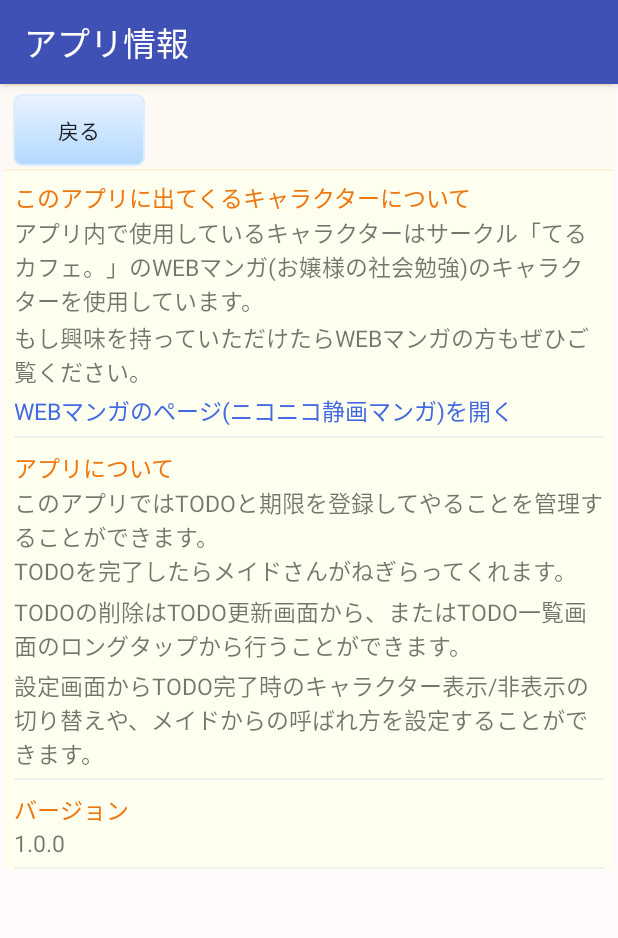
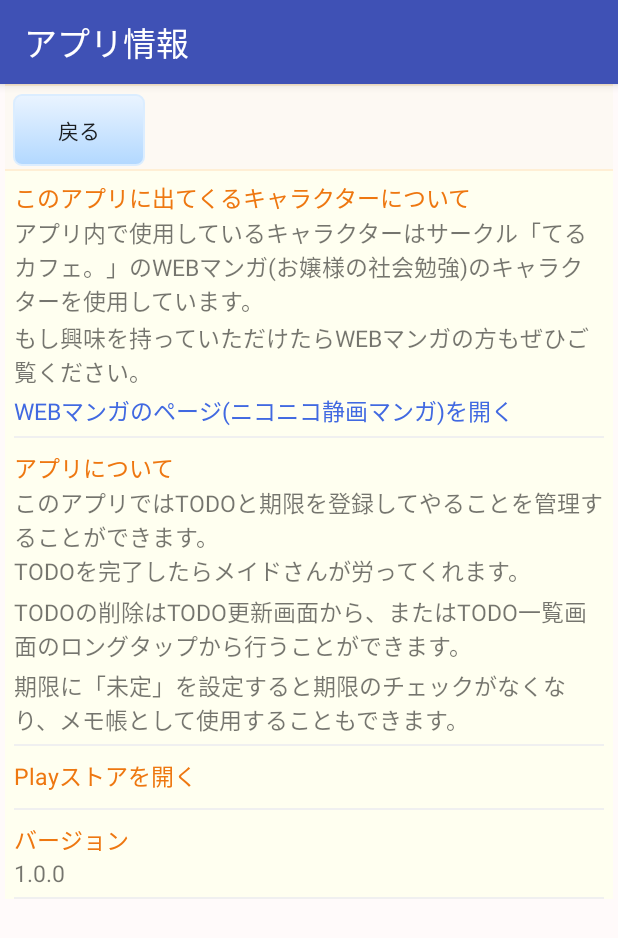
Before and after one commit to ryo-hoshi/TodoSupportLady, an Android app: the screen it shows after launch (InfoActivity), after a tap on an icon or button, on a phone screen of 412 x 824 dp. Shown: the top 938 px of the screen. Run offline under Robolectric (Android 15) with nearby library versions, the phone set to English and light mode, and no system bars.

Commit message:
release modify

```diff
--- a/app/build.gradle
+++ b/app/build.gradle
@@ -8,7 +8,7 @@ android {
         applicationId "apl.r_m_unt.todosupportlady"
         minSdkVersion 19
         targetSdkVersion 28
-        versionCode 1
+        versionCode 3
         versionName "1.0.0"
         testInstrumentationRunner "android.support.test.runner.AndroidJUnitRunner"
 
--- a/app/src/main/java/apl/r_m_unt/todosupportlady/info/InfoFragment.java
+++ b/app/src/main/java/apl/r_m_unt/todosupportlady/info/InfoFragment.java
@@ -17,8 +17,9 @@ import apl.r_m_unt.todosupportlady.R;
  */
 public class InfoFragment extends Fragment {
 
-    private TextView textView_circleInfoRead;
+    private TextView textViewCircleInfoRead;
     private Button buttonBack;
+    private TextView textViewPlayStore;
 
     // Fragmentで表示するViewを作成するメソッド
     @Override
@@ -34,7 +35,8 @@ public class InfoFragment extends Fragment {
     public void onViewCreated(View view, Bundle savedInstanceState) {
         super.onViewCreated(view, savedInstanceState);
 
-        textView_circleInfoRead = (TextView)getView().findViewById(R.id.textView_circleInfoRead);
+        textViewCircleInfoRead = (TextView)getView().findViewById(R.id.textView_circleInfoRead);
+        textViewPlayStore = (TextView)getView().findViewById(R.id.textView_play_store);
 
         // 戻るボタン押下時の処理
         buttonBack = (Button)getView().findViewById(R.id.button_info_back);
@@ -52,7 +54,7 @@ public class InfoFragment extends Fragment {
     public void onActivityCreated(Bundle savedInstanceState) {
         super.onActivityCreated(savedInstanceState);
 
-        textView_circleInfoRead.setOnClickListener(new View.OnClickListener() {
+        textViewCircleInfoRead.setOnClickListener(new View.OnClickListener() {
             @Override
             public void onClick(View v) {
 
@@ -61,5 +63,23 @@ public class InfoFragment extends Fragment {
                 startActivity(intent);
             }
         });
+
+        textViewPlayStore.setOnClickListener(new View.OnClickListener() {
+            @Override
+            public void onClick(View v) {
+
+                String id = getString(R.string.app_info_store_id);
+
+                try {
+                    Uri storeUri = Uri.parse("market://details?id=" + id);
+                    Intent intent = new Intent(Intent.ACTION_VIEW, storeUri);
+                    startActivity(intent);
+                } catch (Exception ex) {
+                    Uri storeUri = Uri.parse("https://play.google.com/store/apps/details?id=" + id);
+                    Intent intent = new Intent(Intent.ACTION_VIEW, storeUri);
+                    startActivity(intent);
+                }
+            }
+        });
     }
 }
--- a/app/src/main/res/layout/fragment_info.xml
+++ b/app/src/main/res/layout/fragment_info.xml
@@ -33,6 +33,10 @@
             android:layout_height="1dp"
             android:background="@color/headerLine"/>
     </LinearLayout>
+
+    <ScrollView
+        android:layout_width="match_parent"
+        android:layout_height="match_parent">
 
         <LinearLayout
             android:orientation="vertical"
@@ -120,10 +124,24 @@
                         android:textSize="15dp"
                         android:layout_width="match_parent"
                         android:layout_height="wrap_content"
-                    android:text="@string/app_info_usage_image_show"
+                        android:text="@string/app_info_usage_about_apl3"
                         android:id="@+id/textView_usage_image_show" />
                     <View
                         android:layout_marginTop="5dp"
+                        android:layout_width="match_parent"
+                        android:layout_height="1dp"
+                        android:background="@color/endLine"/>
+
+                    <TextView
+                        android:layout_marginTop="8dp"
+                        android:textSize="15dp"
+                        android:layout_width="match_parent"
+                        android:layout_height="wrap_content"
+                        android:text="@string/app_info_store"
+                        android:textColor="@color/infoLabel"
+                        android:id="@+id/textView_play_store" />
+                    <View
+                        android:layout_marginTop="10dp"
                         android:layout_width="match_parent"
                         android:layout_height="1dp"
                         android:background="@color/endLine"/>
@@ -150,4 +168,5 @@
 
                 </LinearLayout>
         </LinearLayout>
+    </ScrollView>
 </LinearLayout>
--- a/app/src/main/res/values/strings.xml
+++ b/app/src/main/res/values/strings.xml
@@ -1,6 +1,6 @@
 <resources>
-    <string name="app_name">ご主人様 今日の予定はこちらです</string>
-    <string name="main_toolbar">今日の予定はこちらです</string>
+    <string name="app_name">ご主人様 本日の予定はこちらです</string>
+    <string name="main_toolbar">本日の予定はこちらです</string>
     <string name="default_name">ご主人</string>
     <string name="default_honorific">様</string>
 
@@ -37,11 +37,13 @@
     <string name="app_info_msg_subscribed">Subscribed to news topic</string>
     <string name="app_info_usage">アプリについて</string>
     <string name="app_info_usage_about_apl1">このアプリではTODOと期限を登録してやることを管理することができます。</string>
-    <string name="app_info_usage_about_apl2">TODOを完了したらメイドさんがねぎらってくれます。</string>
-    <string name="app_info_usage_image_show">設定画面からTODO完了時のキャラクター表示/非表示の切り替えや、メイドからの呼ばれ方を設定することができます。</string>
+    <string name="app_info_usage_about_apl2">TODOを完了したらメイドさんが労ってくれます。</string>
+    <string name="app_info_usage_about_apl3">期限に「未定」を設定すると期限のチェックがなくなり、メモ帳として使用することもできます。</string>
     <string name="app_info_usage_delete">TODOの削除はTODO更新画面から、またはTODO一覧画面のロングタップから行うことができます。</string>
     <string name="app_info_version">バージョン</string>
     <string name="app_info_version_content">1.0.0</string>
+    <string name="app_info_store">Playストアを開く</string>
+    <string name="app_info_store_id">apl.r_m_unt.todosupportlady</string>
     <string name="circle_msg_token_fmt" translatable="false">InstanceID Token: %s</string>
 
     <string name="config_toolbar">設定</string>
```
Lines whose indentation alone changed are shown as unchanged.
